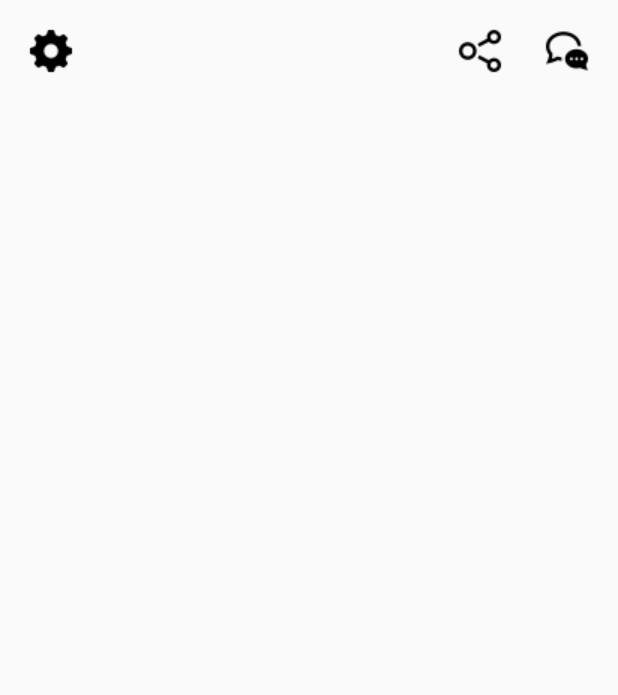
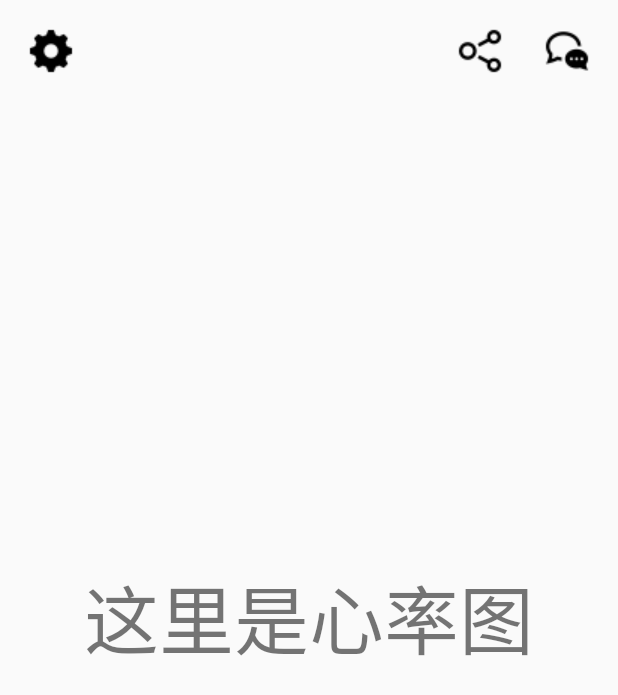
Before and after one commit to returnToZ/BandHelper, an Android app: the screen it shows after launch (MainActivity), after a tap on "登录", on a phone screen of 412 x 824 dp. Shown: the top 695 px of the screen. Run offline under Robolectric (Android 15) with nearby library versions, the phone set to English and light mode, and no system bars.

Commit message:
UI update

```diff
--- a/app/src/main/java/james/com/mag1c_band/UI/LoginActivity.java
+++ b/app/src/main/java/james/com/mag1c_band/UI/LoginActivity.java
@@ -10,12 +10,16 @@ import james.com.mag1c_band.R;
 
 public class LoginActivity extends Activity{
     Button login;
+    Button register;
 
     @Override
     protected void onCreate(Bundle savedInstanceState){
         super.onCreate(savedInstanceState);
         setContentView(R.layout.activity_login);
         login = (Button)findViewById(R.id.login);
+        register = (Button)findViewById(R.id.register);
+        login.getBackground().setAlpha(0);
+        register.getBackground().setAlpha(0);
         login.setOnClickListener(new View.OnClickListener() {
             @Override
             public void onClick(View view) {
--- a/app/src/main/java/james/com/mag1c_band/UI/PersonalInfoActivity.java
+++ b/app/src/main/java/james/com/mag1c_band/UI/PersonalInfoActivity.java
@@ -3,13 +3,17 @@ package james.com.mag1c_band.UI;
 import android.app.Activity;
 import android.os.Bundle;
 import android.view.View;
+import android.widget.Button;
 
 import james.com.mag1c_band.R;
 
 public class PersonalInfoActivity extends Activity{
+    Button edit;
     @Override
     protected void onCreate(Bundle savedInstanceState){
         super.onCreate(savedInstanceState);
         setContentView(R.layout.activity_personal_info);
+        edit = (Button)findViewById(R.id.edit_profile);
+        edit.getBackground().setAlpha(0);
     }
 }
--- a/app/src/main/res/layout/activity_login.xml
+++ b/app/src/main/res/layout/activity_login.xml
@@ -66,6 +66,7 @@
             android:layout_height="wrap_content"
             android:layout_below="@id/password_edit"
             android:layout_alignRight="@id/password_edit"
+            android:textSize="20sp"
             android:text="登录"/>
 
         <Button
@@ -73,6 +74,7 @@
             android:layout_width="wrap_content"
             android:layout_height="wrap_content"
             android:text="注册"
+            android:textSize="20sp"
             android:layout_below="@+id/password_edit"
             android:layout_alignParentStart="true"/>
     </RelativeLayout>
--- a/app/src/main/res/layout/activity_main.xml
+++ b/app/src/main/res/layout/activity_main.xml
@@ -30,4 +30,11 @@
         android:layout_height="wrap_content"
         android:background="@drawable/icon_share"
         android:layout_toLeftOf="@+id/chat"/>
+    <TextView
+        android:layout_width="match_parent"
+        android:layout_height="wrap_content"
+        android:layout_centerInParent="true"
+        android:gravity="center"
+        android:textSize="50sp"
+        android:text="这里是心率图"/>
 </RelativeLayout>
--- a/app/src/main/res/layout/activity_myservice.xml
+++ b/app/src/main/res/layout/activity_myservice.xml
@@ -63,8 +63,8 @@
             <TextView
                 android:layout_width="wrap_content"
                 android:layout_height="wrap_content"
-                android:drawableLeft="@drawable/icon_coffee"
-                android:text="我的服务"
+                android:drawableLeft="@drawable/icon_contact"
+                android:text="联系我们"
                 android:textColor="#000"
                 android:gravity="center"
                 android:layout_marginLeft="40dp"
--- a/app/src/main/res/layout/activity_personal_info.xml
+++ b/app/src/main/res/layout/activity_personal_info.xml
@@ -172,11 +172,13 @@
     </LinearLayout>
 
     <Button
+        android:id="@+id/edit_profile"
         android:layout_width="fill_parent"
         android:layout_height="wrap_content"
         android:layout_marginLeft="15dip"
         android:layout_marginRight="15dip"
         android:layout_marginTop="16dip"
+        android:drawableRight="@drawable/icon_edit"
         android:gravity="center_vertical|center_horizontal"
         android:text="点击修改资料"
         android:textSize="20sp"
--- a/app/src/main/res/layout/activity_setting.xml
+++ b/app/src/main/res/layout/activity_setting.xml
@@ -6,6 +6,7 @@
         android:id="@+id/logout"
         android:layout_width="wrap_content"
         android:layout_height="wrap_content"
+        android:layout_marginRight="20dp"
         android:background="@drawable/icon_logout"
         android:layout_alignParentRight="true"/>
 
```
Also changed, not shown: app/src/main/res/drawable/icon_bind_band.png, app/src/main/res/drawable/icon_choose_band.png, app/src/main/res/drawable/icon_contact.png (added).
